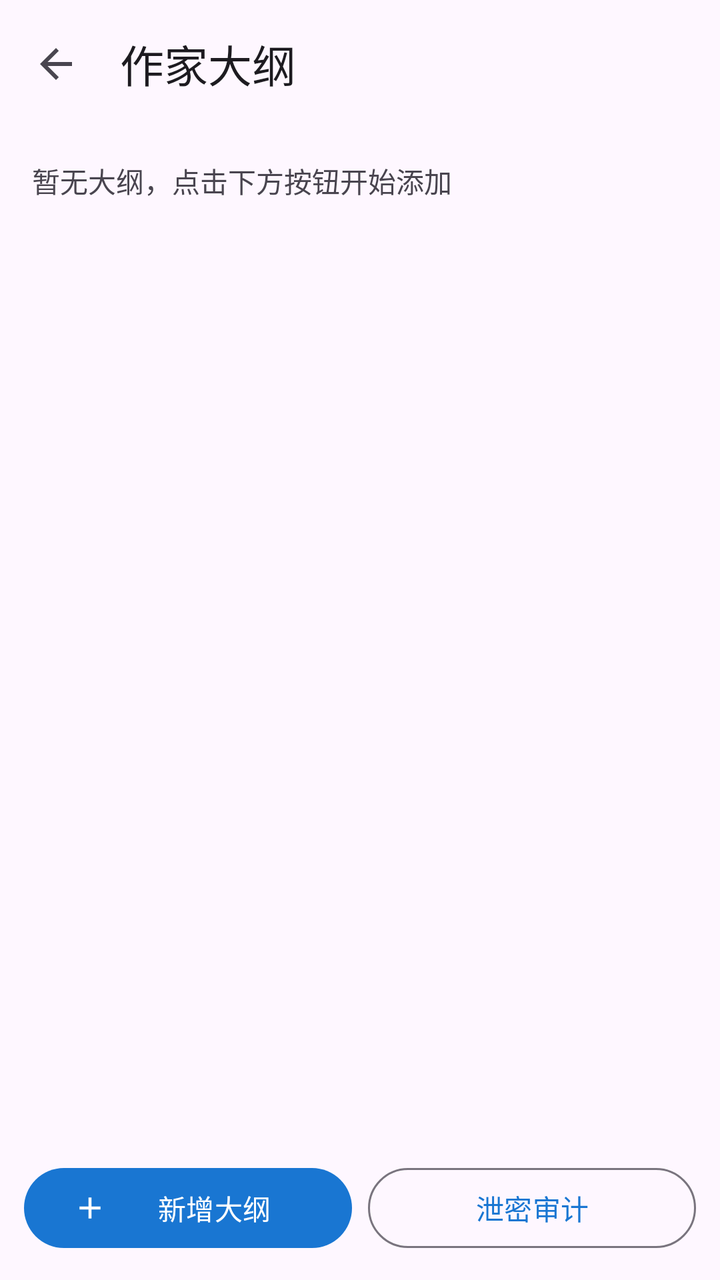
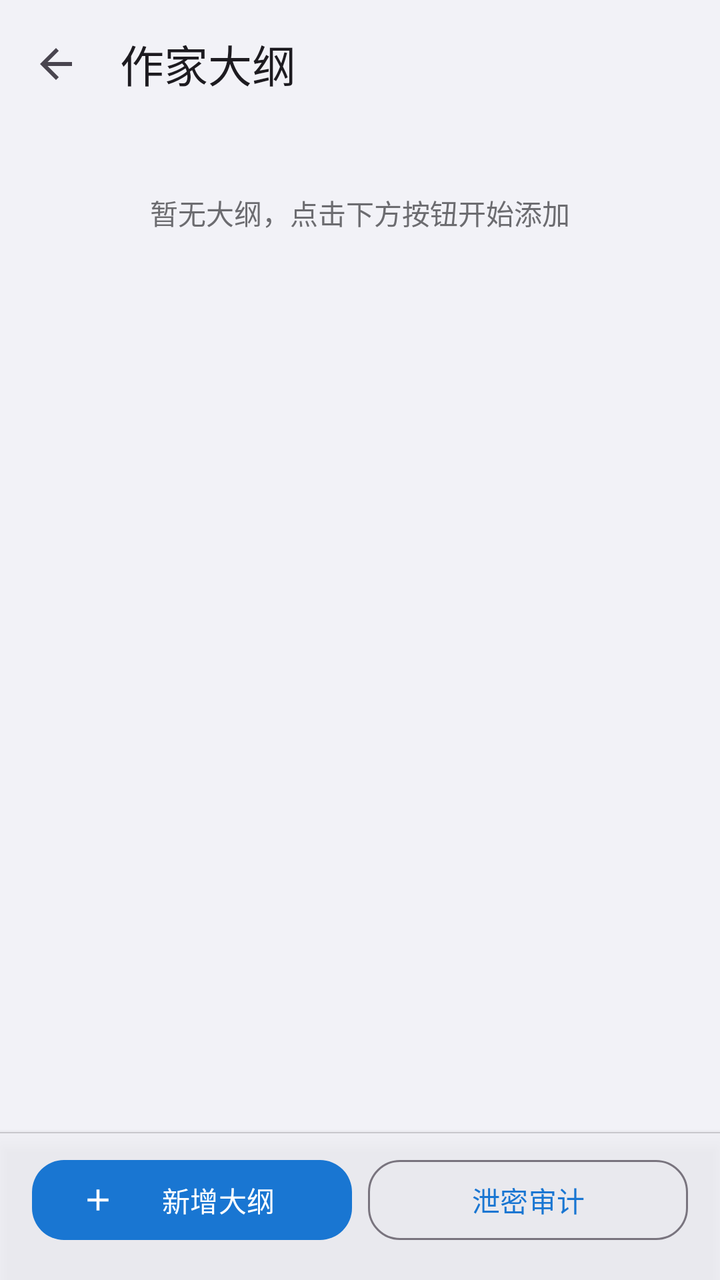

Two renders of the same Android screen: before a commit and after it. Below are the layout's source before the change and the commit's diff.
<!-- AndroidManifest.xml: activity theme Theme.AIChat -->
<!-- res/layout/activity_session_outline.xml -->
<?xml version="1.0" encoding="utf-8"?>
<LinearLayout xmlns:android="http://schemas.android.com/apk/res/android"
    android:layout_width="match_parent"
    android:layout_height="match_parent"
    android:orientation="vertical">

    <com.google.android.material.appbar.MaterialToolbar
        android:id="@+id/toolbar"
        android:layout_width="match_parent"
        android:layout_height="?attr/actionBarSize"
        app:navigationIcon="?attr/homeAsUpIndicator"
        xmlns:app="http://schemas.android.com/apk/res-auto"
        app:title="作家大纲" />

    <TextView
        android:id="@+id/textOutlineEmpty"
        android:layout_width="match_parent"
        android:layout_height="wrap_content"
        android:padding="16dp"
        android:text="暂无大纲，点击下方按钮开始添加"
        android:textColor="?attr/colorOnSurfaceVariant" />

    <androidx.recyclerview.widget.RecyclerView
        android:id="@+id/recyclerOutline"
        android:layout_width="match_parent"
        android:layout_height="0dp"
        android:layout_weight="1"
        android:paddingHorizontal="12dp"
        android:paddingTop="4dp"
        android:paddingBottom="8dp" />

    <LinearLayout
        android:layout_width="match_parent"
        android:layout_height="wrap_content"
        android:orientation="horizontal"
        android:paddingHorizontal="12dp"
        android:paddingTop="4dp"
        android:paddingBottom="12dp">

        <com.google.android.material.button.MaterialButton
            android:id="@+id/btnAddOutline"
            android:layout_width="0dp"
            android:layout_height="wrap_content"
            android:layout_weight="1"
            android:layout_marginEnd="8dp"
            android:text="新增大纲"
            app:icon="@drawable/ic_add"
            xmlns:app="http://schemas.android.com/apk/res-auto" />

        <com.google.android.material.button.MaterialButton
            android:id="@+id/btnLeakAudit"
            style="@style/Widget.Material3.Button.OutlinedButton"
            android:layout_width="0dp"
            android:layout_height="wrap_content"
            android:layout_weight="1"
            android:text="泄密审计" />
    </LinearLayout>

</LinearLayout>
<!-- resources referenced by this layout -->
<resources>
  <!-- drawable ic_add (drawable) -->
  <?xml version="1.0" encoding="utf-8"?>
  <vector xmlns:android="http://schemas.android.com/apk/res/android"
      android:width="24dp"
      android:height="24dp"
      android:viewportWidth="24"
      android:viewportHeight="24">
      <path
          android:fillColor="@android:color/black"
          android:pathData="M19,11H13V5H11V11H5V13H11V19H13V13H19V11Z" />
  </vector>
  <style name="Theme.AIChat" parent="Theme.Material3.DayNight.NoActionBar">
          <item name="colorPrimary">@color/primary</item>
          <item name="colorPrimaryContainer">?attr/colorPrimaryLight</item>
          <item name="colorOnPrimary">@color/on_primary</item>
          <item name="colorSurface">@color/surface</item>
          <item name="colorPrimarySubtle">@color/primary_blue_subtle</item>
          <item name="colorPrimaryLight">@color/primary_blue_light</item>
          <item name="colorPrimaryDeep">@color/primary_blue_deep</item>
          <item name="materialAlertDialogTheme">@style/ThemeOverlay.AIChat.MaterialAlertDialog</item>
          <item name="alertDialogTheme">@style/ThemeOverlay.AIChat.MaterialAlertDialog</item>
      </style>
  <color name="primary">#1976D2</color>
  <color name="on_primary">#FFFFFF</color>
  <color name="surface">#FFFFFF</color>
  <color name="primary_blue_subtle">#F5FAFF</color>
  <color name="primary_blue_light">#E3F2FD</color>
  <color name="primary_blue_deep">#0D47A1</color>
  <style name="ThemeOverlay.AIChat.MaterialAlertDialog" parent="ThemeOverlay.Material3.MaterialAlertDialog">
          <item name="backgroundTint">@color/dialog_surface_bg</item>
          <item name="android:windowBackground">@drawable/bg_material_alert_dialog</item>
          <item name="colorSurface">@color/dialog_surface_bg</item>
          <item name="elevationOverlayEnabled">false</item>
      </style>
  <color name="dialog_surface_bg">#FFFDFEFF</color>
  <!-- drawable bg_material_alert_dialog (drawable) -->
  <?xml version="1.0" encoding="utf-8"?>
  <shape xmlns:android="http://schemas.android.com/apk/res/android"
      android:shape="rectangle">
      <corners android:radius="28dp" />
      <solid android:color="@color/dialog_surface_bg" />
  </shape>
</resources>

<!-- the commit's change to res/layout/activity_session_outline.xml (unified diff, before → after) -->
@@ -1,41 +1,52 @@
 <?xml version="1.0" encoding="utf-8"?>
 <LinearLayout xmlns:android="http://schemas.android.com/apk/res/android"
+    xmlns:app="http://schemas.android.com/apk/res-auto"
     android:layout_width="match_parent"
     android:layout_height="match_parent"
-    android:orientation="vertical">
+    android:orientation="vertical"
+    android:background="@color/ios_grouped_bg">
 
     <com.google.android.material.appbar.MaterialToolbar
         android:id="@+id/toolbar"
         android:layout_width="match_parent"
         android:layout_height="?attr/actionBarSize"
+        android:background="@color/ios_grouped_bg"
+        app:elevation="0dp"
         app:navigationIcon="?attr/homeAsUpIndicator"
-        xmlns:app="http://schemas.android.com/apk/res-auto"
         app:title="作家大纲" />
 
     <TextView
         android:id="@+id/textOutlineEmpty"
         android:layout_width="match_parent"
         android:layout_height="wrap_content"
-        android:padding="16dp"
+        android:paddingStart="20dp"
+        android:paddingEnd="20dp"
+        android:paddingTop="32dp"
+        android:paddingBottom="16dp"
         android:text="暂无大纲，点击下方按钮开始添加"
-        android:textColor="?attr/colorOnSurfaceVariant" />
+        android:textSize="14sp"
+        android:textColor="@color/ios_section_label"
+        android:gravity="center" />
 
     <androidx.recyclerview.widget.RecyclerView
         android:id="@+id/recyclerOutline"
         android:layout_width="match_parent"
         android:layout_height="0dp"
         android:layout_weight="1"
-        android:paddingHorizontal="12dp"
-        android:paddingTop="4dp"
-        android:paddingBottom="8dp" />
+        android:paddingBottom="8dp"
+        android:clipToPadding="false" />
 
+    
     <LinearLayout
         android:layout_width="match_parent"
         android:layout_height="wrap_content"
         android:orientation="horizontal"
-        android:paddingHorizontal="12dp"
-        android:paddingTop="4dp"
-        android:paddingBottom="12dp">
+        android:paddingStart="16dp"
+        android:paddingEnd="16dp"
+        android:paddingTop="10dp"
+        android:paddingBottom="16dp"
+        android:background="@drawable/bg_glass_bottom_bar"
+        android:elevation="4dp">
 
         <com.google.android.material.button.MaterialButton
             android:id="@+id/btnAddOutline"
@@ -43,9 +54,9 @@
             android:layout_height="wrap_content"
             android:layout_weight="1"
             android:layout_marginEnd="8dp"
-            android:text="新增大纲"
-            app:icon="@drawable/ic_add"
-            xmlns:app="http://schemas.android.com/apk/res-auto" />
+            app:cornerRadius="16dp"
+            android:text="@string/outline_add_title"
+            app:icon="@drawable/ic_add" />
 
         <com.google.android.material.button.MaterialButton
             android:id="@+id/btnLeakAudit"
@@ -53,6 +64,7 @@
             android:layout_width="0dp"
             android:layout_height="wrap_content"
             android:layout_weight="1"
+            app:cornerRadius="16dp"
             android:text="泄密审计" />
     </LinearLayout>
 
<!-- resource entries referenced after the edit -->
@@ -1,5 +1,23 @@
 <!-- resources referenced by this layout -->
 <resources>
+  <color name="ios_grouped_bg">#F2F2F7</color>
+  <color name="ios_section_label">#6C6C70</color>
+  <!-- drawable bg_glass_bottom_bar (drawable) -->
+  <?xml version="1.0" encoding="utf-8"?>
+  <layer-list xmlns:android="http://schemas.android.com/apk/res/android">
+      <item>
+          <shape android:shape="rectangle">
+              <solid android:color="@color/glass_surface" />
+          </shape>
+      </item>
+      
+      <item android:bottom="-2dp" android:left="-2dp" android:right="-2dp">
+          <shape android:shape="rectangle">
+              <solid android:color="@android:color/transparent" />
+              <stroke android:width="0.5dp" android:color="@color/ios_separator" />
+          </shape>
+      </item>
+  </layer-list>
   <!-- drawable ic_add (drawable) -->
   <?xml version="1.0" encoding="utf-8"?>
   <vector xmlns:android="http://schemas.android.com/apk/res/android"
@@ -11,6 +29,7 @@
           android:fillColor="@android:color/black"
           android:pathData="M19,11H13V5H11V11H5V13H11V19H13V13H19V11Z" />
   </vector>
+  <string name="outline_add_title">新增大纲</string>
   <style name="Theme.AIChat" parent="Theme.Material3.DayNight.NoActionBar">
           <item name="colorPrimary">@color/primary</item>
           <item name="colorPrimaryContainer">?attr/colorPrimaryLight</item>
@@ -22,6 +41,8 @@
           <item name="materialAlertDialogTheme">@style/ThemeOverlay.AIChat.MaterialAlertDialog</item>
           <item name="alertDialogTheme">@style/ThemeOverlay.AIChat.MaterialAlertDialog</item>
       </style>
+  <color name="glass_surface">#CCF2F2F7</color>
+  <color name="ios_separator">#C8C7CC</color>
   <color name="primary">#1976D2</color>
   <color name="on_primary">#FFFFFF</color>
   <color name="surface">#FFFFFF</color>
